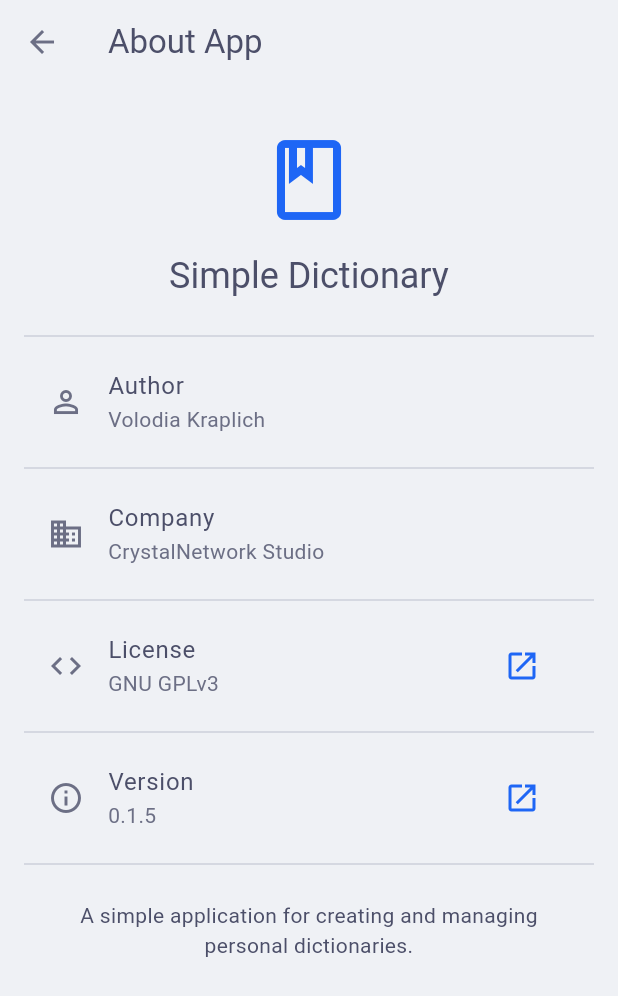
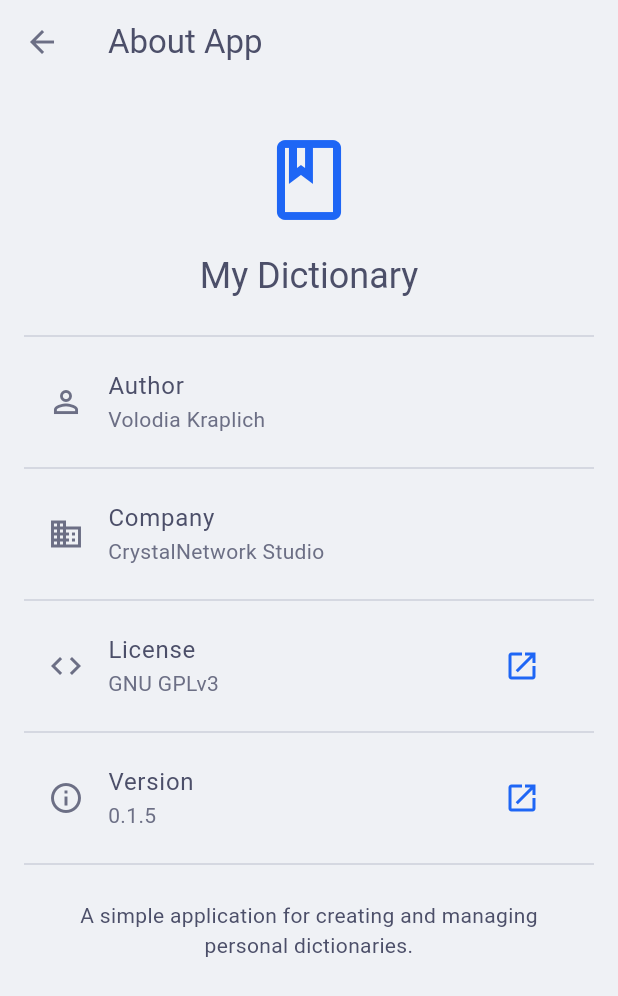
Before and after one commit to CrystalNetwork-Studio/SimpleDictionary, a Flutter app: the AboutAppScreen screen opened directly, on a phone screen of 412 x 824 dp. Shown: the top 996 px of the screen. Run offline on Flutter 3.47's test engine with Material 3 defaults, Android fonts, the phone set to English and light mode, and no system bars; our stand-ins replace file_picker, package_info_plus, shared_preferences; accounts and stored records are empty.

Commit message:
feat: Enhance localization support and refactor workflows
- Updated localization for app name in AndroidManifest.xml and strings files.
- Added locale resolution callback in main.dart for better language handling.
- Refactored nightly.yml and added PR check workflow for CI.
- Removed deprecated edit_word_screen.dart and replaced with edit_word_dialog.dart.
- Improved settings screen for locale and theme selection.

```diff
--- a/lib/screens/about_app_screen.dart
+++ b/lib/screens/about_app_screen.dart
@@ -2,6 +2,7 @@ import 'package:flutter/material.dart';
 import 'package:package_info_plus/package_info_plus.dart';
 import 'package:simpledictionary/l10n/app_localizations.dart';
 import 'package:url_launcher/url_launcher.dart';
+import 'package:flutter/services.dart';
 
 class AboutAppScreen extends StatefulWidget {
   const AboutAppScreen({super.key});
@@ -18,7 +19,17 @@ class _AboutAppScreenState extends State<AboutAppScreen> {
     final l10n = AppLocalizations.of(context)!;
     final theme = Theme.of(context);
 
-    return Scaffold(
+    return AnnotatedRegion<SystemUiOverlayStyle>(
+      value: SystemUiOverlayStyle(
+        statusBarColor: Colors.transparent,
+        statusBarIconBrightness: theme.brightness == Brightness.dark
+            ? Brightness.light
+            : Brightness.dark,
+        statusBarBrightness: theme.brightness == Brightness.dark
+            ? Brightness.dark
+            : Brightness.light,
+      ),
+      child: Scaffold(
         appBar: AppBar(title: Text(l10n.aboutApp)),
         body: ListView(
           padding: const EdgeInsets.all(16.0),
@@ -34,7 +45,7 @@ class _AboutAppScreenState extends State<AboutAppScreen> {
                   ),
                   const SizedBox(height: 16),
                   Text(
-                  'Simple Dictionary',
+                    'My Dictionary',
                     style: theme.textTheme.headlineSmall,
                     textAlign: TextAlign.center,
                   ),
@@ -75,7 +86,8 @@ class _AboutAppScreenState extends State<AboutAppScreen> {
                 final Uri url = Uri.parse(
                   'https://github.com/CrystalNetwork-Studio/SimpleDictionary/blob/master/LICENSE',
                 );
-              if (!await launchUrl(url, mode: LaunchMode.externalApplication)) {
+                if (!await launchUrl(url,
+                    mode: LaunchMode.externalApplication)) {
                   throw Exception('Could not launch $url');
                 }
               },
@@ -120,7 +132,8 @@ class _AboutAppScreenState extends State<AboutAppScreen> {
                 final Uri url = Uri.parse(
                   'https://github.com/CrystalNetwork-Studio/SimpleDictionary/releases',
                 );
-              if (!await launchUrl(url, mode: LaunchMode.externalApplication)) {
+                if (!await launchUrl(url,
+                    mode: LaunchMode.externalApplication)) {
                   throw Exception('Could not launch $url');
                 }
               },
@@ -157,6 +170,7 @@ class _AboutAppScreenState extends State<AboutAppScreen> {
             ),
           ],
         ),
+      ),
     );
   }
 
```
Also changed, not shown: lib/main.dart (+10 -1 lines), lib/screens/dictionary_detail_screen.dart (+15 -2 lines), lib/screens/settings_screen.dart (+22 -22 lines), lib/screens/edit_word_dialog.dart (renamed from lib/screens/edit_word_screen.dart), 5 other files. Lines whose indentation alone changed are shown as unchanged.
